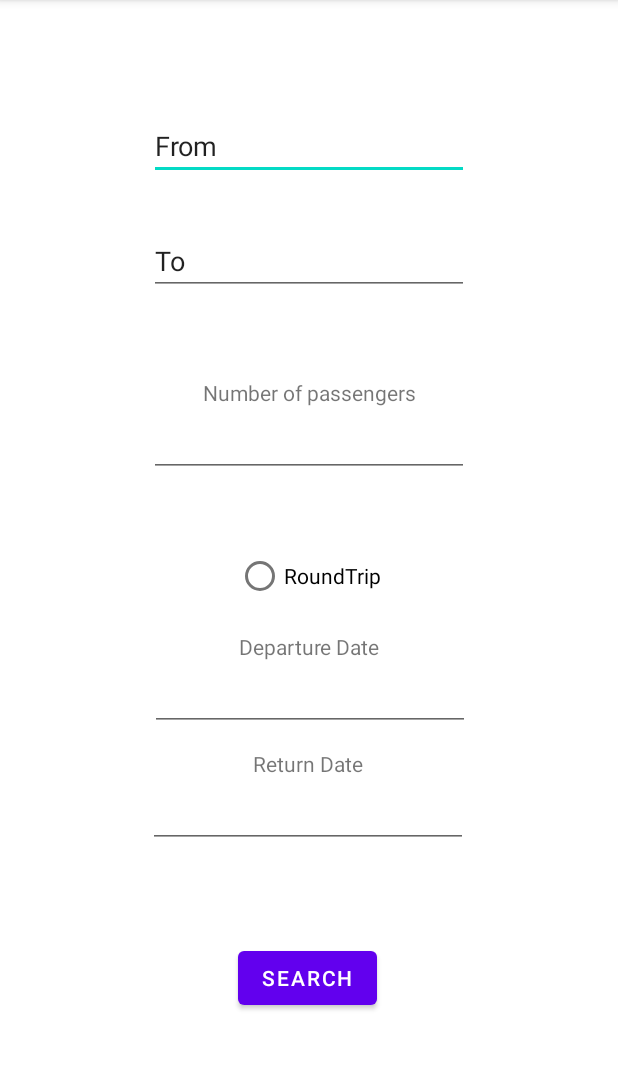
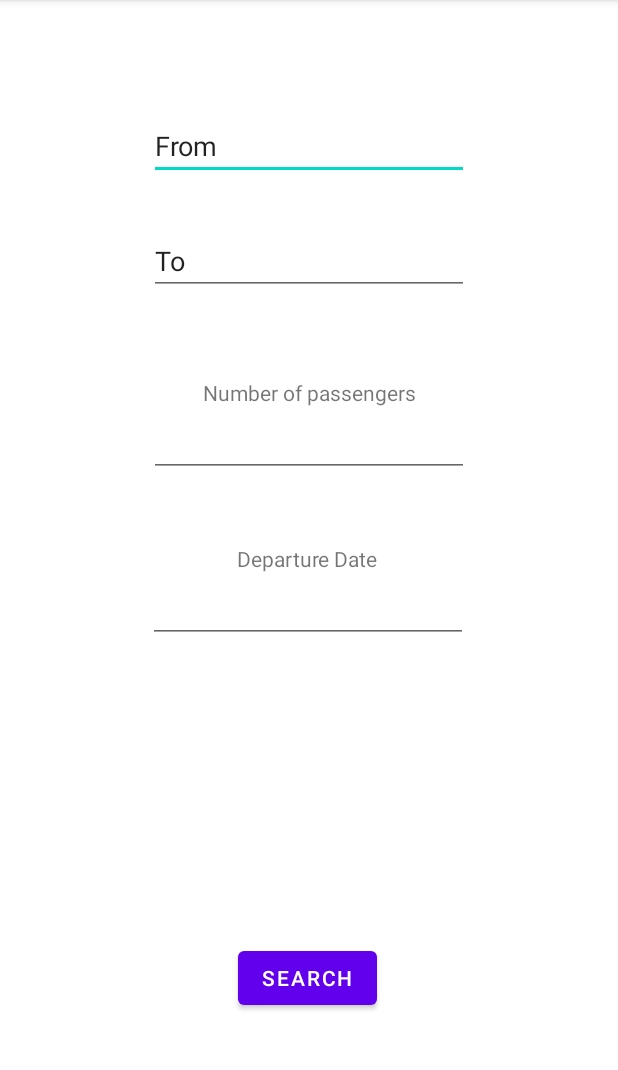
Before and after one commit to Kawaban/TripManager, an Android app: the FlixBusSearchActivity screen opened directly, with no data from a screen before it, on a phone screen of 412 x 824 dp, the part 84-1154 px from its top. Run offline under Robolectric (Android 15) with nearby library versions, the light colour scheme and no system bars; our stand-ins replace Room's generated code.

Commit message:
small cosmetic fixes

```diff
--- a/app/src/main/java/com/example/tripmanager/flixbusactivity/FlixBusSearchActivity.java
+++ b/app/src/main/java/com/example/tripmanager/flixbusactivity/FlixBusSearchActivity.java
@@ -26,8 +26,8 @@ public class FlixBusSearchActivity extends AppCompatActivity {
     private EditText toText;
     private EditText numberText;
     private EditText departureDateText;
-    private EditText returnDateText;
-    private RadioButton RoundTripRadioButton;
+    private View mainLayout;
+    private View loadingLayout;
     @Override
     @SuppressLint("MissingInflatedId")
     public void onCreate(Bundle savedInstanceState) {
@@ -39,21 +39,31 @@ public class FlixBusSearchActivity extends AppCompatActivity {
         toText = findViewById(R.id.editTextTo);
         numberText = findViewById(R.id.editTextNumber);
         departureDateText = findViewById(R.id.editTextDateDeparture);
-        returnDateText = findViewById(R.id.editTextDateReturn);
-        RoundTripRadioButton = findViewById(R.id.radioButtonRoundTrip);
 
-        View mainLayout = findViewById(R.id.main_flixbus_layout);
-        View loadingLayout = findViewById(R.id.loading_layout);
+        mainLayout = findViewById(R.id.main_flixbus_layout);
+        loadingLayout = findViewById(R.id.loading_layout);
+
         flixBusAPIController=new FlixBusAPIController(getApplicationContext(), this, mainLayout, loadingLayout);
 
         searchButton.setOnClickListener(v -> {
 
-            RequestDTO requestDTO = new RequestDTO(fromText.getText().toString(), toText.getText().toString(), departureDateText.getText().toString(), Integer.parseInt(numberText.getText().toString()), RoundTripRadioButton.isChecked(), returnDateText.getText().toString());
+            if (fromText.getText().toString().isEmpty() || toText.getText().toString().isEmpty() || numberText.getText().toString().isEmpty() || departureDateText.getText().toString().isEmpty()) {
+                Toast.makeText(getApplicationContext(), "Please fill all fields", Toast.LENGTH_SHORT).show();
+                return;
+            }
+
+            RequestDTO requestDTO = new RequestDTO(fromText.getText().toString(), toText.getText().toString(), departureDateText.getText().toString(), Integer.parseInt(numberText.getText().toString()));
             flixBusAPIController.execute(requestDTO);
 
         });
 
     }
 
+    public void onRestart() {
+        super.onRestart();
+        mainLayout.setVisibility(View.VISIBLE);
+        loadingLayout.setVisibility(View.GONE);
+    }
+
 
 }
--- a/app/src/main/java/com/example/tripmanager/flixbusactivity/domain/ResponseMapper.java
+++ b/app/src/main/java/com/example/tripmanager/flixbusactivity/domain/ResponseMapper.java
@@ -10,7 +10,7 @@ public class ResponseMapper {
                 jsonObject.optString("arr_name"),
                 jsonObject.optString("dep_offset"),
                 jsonObject.optString("arr_offset"),
-                jsonObject.getJSONArray("fares").getJSONObject(0).optInt("price_in_cents"),
+                jsonObject.getJSONArray("fares").getJSONObject(0).optString("price"),
                 jsonObject.optString("duration"),
                 jsonObject.optString("deeplink"),
                 jsonObject.optInt("changeovers")
--- a/app/src/main/java/com/example/tripmanager/flixbusactivity/tableview/ResponceTableDataAdapter.java
+++ b/app/src/main/java/com/example/tripmanager/flixbusactivity/tableview/ResponceTableDataAdapter.java
@@ -61,7 +61,7 @@ public class ResponceTableDataAdapter extends TableDataAdapter<ResponseDTO> {
 
     private View renderPrice(ResponseDTO response) {
         final TextView textView = new TextView(getContext());
-        textView.setText(String.valueOf(response.getPrice()));
+        textView.setText(response.getPrice() + "€");
         textView.setPadding(20, 10, 20, 10);
         return textView;
     }
--- a/app/src/main/java/com/example/tripmanager/locationactivity/LocationActivity.java
+++ b/app/src/main/java/com/example/tripmanager/locationactivity/LocationActivity.java
@@ -74,4 +74,10 @@ public class LocationActivity extends AppCompatActivity {
         });
     }
 
+    public void onRestart() {
+        super.onRestart();
+        mainLayout.setVisibility(View.VISIBLE);
+        loadingLayout.setVisibility(View.GONE);
+    }
+
 }
--- a/app/src/main/java/com/example/tripmanager/statisticsactivity/StatisticsAddActivity.java
+++ b/app/src/main/java/com/example/tripmanager/statisticsactivity/StatisticsAddActivity.java
@@ -82,6 +82,8 @@ public class StatisticsAddActivity extends AppCompatActivity {
             tripEntity.rating = ratingBar.getRating();
             AppDatabase.getInstance(this).tripDao().insert(tripEntity);
             Toast.makeText(this, "Data saved successfully", Toast.LENGTH_SHORT).show();
+
+            finish();
         });
 
 
--- a/app/src/main/res/layout/main_flixbus_layout.xml
+++ b/app/src/main/res/layout/main_flixbus_layout.xml
@@ -33,18 +33,9 @@
         app:layout_constraintTop_toTopOf="parent"
         app:layout_constraintVertical_bias="0.209" />
 
-    <RadioButton
-        android:id="@+id/radioButtonRoundTrip"
-        android:layout_width="wrap_content"
-        android:layout_height="wrap_content"
-        android:text="RoundTrip"
-        app:layout_constraintBottom_toBottomOf="parent"
-        app:layout_constraintEnd_toEndOf="parent"
-        app:layout_constraintStart_toStartOf="parent"
-        app:layout_constraintTop_toTopOf="parent" />
 
     <EditText
-        android:id="@+id/editTextDateReturn"
+        android:id="@+id/editTextDateDeparture"
         android:layout_width="wrap_content"
         android:layout_height="wrap_content"
         android:ems="10"
@@ -54,20 +45,7 @@
         app:layout_constraintHorizontal_bias="0.497"
         app:layout_constraintStart_toStartOf="parent"
         app:layout_constraintTop_toTopOf="parent"
-        app:layout_constraintVertical_bias="0.72" />
-
-    <EditText
-        android:id="@+id/editTextDateDeparture"
-        android:layout_width="wrap_content"
-        android:layout_height="wrap_content"
-        android:ems="10"
-        android:inputType="date"
-        app:layout_constraintBottom_toBottomOf="parent"
-        app:layout_constraintEnd_toEndOf="parent"
-        app:layout_constraintHorizontal_bias="0.502"
-        app:layout_constraintStart_toStartOf="parent"
-        app:layout_constraintTop_toTopOf="parent"
-        app:layout_constraintVertical_bias="0.612" />
+        app:layout_constraintVertical_bias="0.53" />
 
     <TextView
         android:id="@+id/textView6"
@@ -76,9 +54,10 @@
         android:text="Departure Date"
         app:layout_constraintBottom_toBottomOf="parent"
         app:layout_constraintEnd_toEndOf="parent"
+        app:layout_constraintHorizontal_bias="0.496"
         app:layout_constraintStart_toStartOf="parent"
         app:layout_constraintTop_toTopOf="parent"
-        app:layout_constraintVertical_bias="0.563" />
+        app:layout_constraintVertical_bias="0.484" />
 
     <Button
         android:id="@+id/buttonSearch"
@@ -91,18 +70,6 @@
         app:layout_constraintStart_toStartOf="parent"
         app:layout_constraintTop_toTopOf="parent"
         app:layout_constraintVertical_bias="0.872" />
-
-    <TextView
-        android:id="@+id/textViewReturn"
-        android:layout_width="wrap_content"
-        android:layout_height="wrap_content"
-        android:text="Return Date"
-        app:layout_constraintBottom_toBottomOf="parent"
-        app:layout_constraintEnd_toEndOf="parent"
-        app:layout_constraintHorizontal_bias="0.498"
-        app:layout_constraintStart_toStartOf="parent"
-        app:layout_constraintTop_toTopOf="parent"
-        app:layout_constraintVertical_bias="0.667" />
 
     <EditText
         android:id="@+id/editTextNumber"
```
Also changed, not shown: app/src/main/java/com/example/tripmanager/aiadvisoractivity/domain/AIAdvisorAPIController.java (+9 -9 lines), app/src/main/java/com/example/tripmanager/flixbusactivity/domain/FlixBusAPIController.java (+8 -12 lines), app/src/main/java/com/example/tripmanager/flixbusactivity/domain/RequestDTO.java (+1 -20 lines), app/src/main/java/com/example/tripmanager/flixbusactivity/domain/ResponseDTO.java (+6 -6 lines), app/src/main/java/com/example/tripmanager/infrastructure/model/BackgroundTask.java (added, +61 -0 lines), app/src/main/java/com/example/tripmanager/infrastructure/util/BackgroundTask.java (deleted, +0 -47 lines), app/src/main/java/com/example/tripmanager/locationactivity/domain/LocationAPIController.java (+8 -8 lines), app/src/main/java/com/example/tripmanager/statisticsactivity/StatisticImagesActivity.java (+2 -5 lines), app/src/main/java/com/example/tripmanager/statisticsactivity/StatisticsMenuActivity.java (+17 -3 lines), app/src/main/java/com/example/tripmanager/statisticsactivity/tableview/TripTableDataAdapter.java (+5 -4 lines), app/src/main/res/layout/activity_statistics_images.xml (+2 -13 lines).
